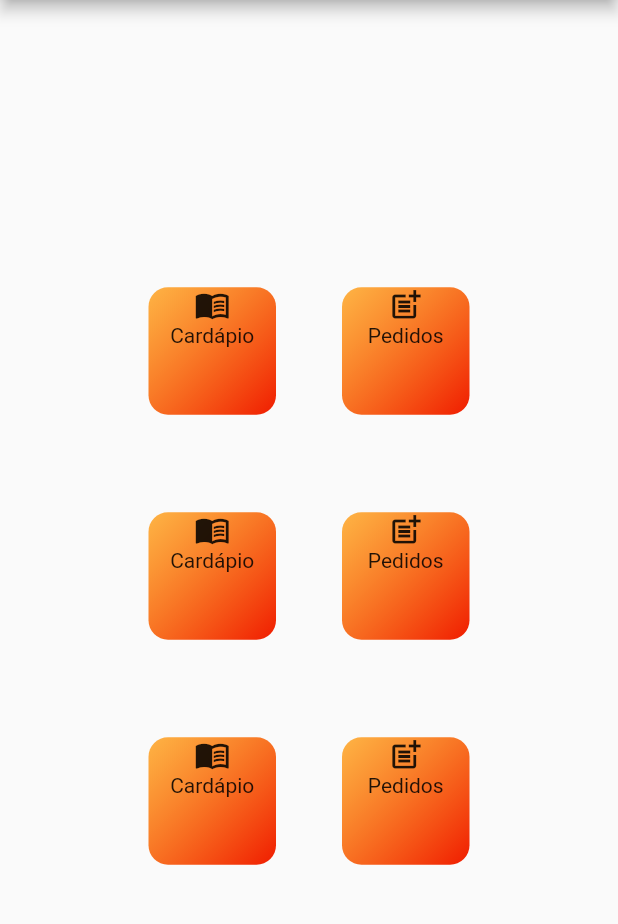
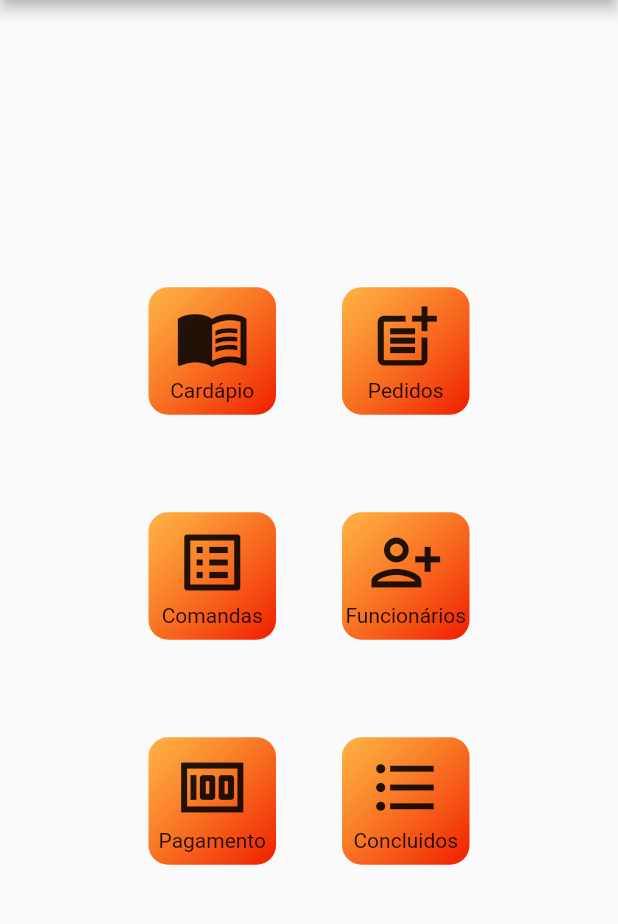
Before and after one commit to PatrickIssl/ProjetoQoSystems, a Flutter app: the Home screen opened by its route, on a phone screen of 412 x 824 dp, the part 84-1008 px from its top. Run offline on Flutter 3.47's test engine with Material 2 defaults, Android fonts, the phone set to English and light mode, and no system bars; our stand-ins replace flutter_spinkit.

Commit message:
tela home quase pronta

```diff
--- a/lib/Screens/Home.dart
+++ b/lib/Screens/Home.dart
@@ -1,4 +1,5 @@
 import 'package:flutter/material.dart';
+import 'package:flutter/rendering.dart';
 import 'package:qosystem/globals/communs/Drawer.dart';
 import 'package:qosystem/globals/variaveis.dart' as variaveis;
 
@@ -50,8 +51,10 @@ class _HomeState extends State<Home> {
                     width: 85,
                     child: Center(
                       child: Column(
+                        mainAxisAlignment: MainAxisAlignment.center,
                         children: <Widget>[
-                          Icon(Icons.menu_book),
+                          Icon(Icons.menu_book, size: 50,),
+                          SizedBox(height: 2,),
                           Text("Cardápio")
                         ],
                       ),
@@ -78,8 +81,10 @@ class _HomeState extends State<Home> {
                     width: 85,
                     child: Center(
                       child: Column(
+                        mainAxisAlignment: MainAxisAlignment.center,
                         children: <Widget>[
-                          Icon(Icons.post_add),
+                          Icon(Icons.post_add, size: 50,),
+                          SizedBox(height: 2),
                           Text("Pedidos")
                         ],
                       ),
@@ -112,9 +117,11 @@ class _HomeState extends State<Home> {
                     width: 85,
                     child: Center(
                       child: Column(
+                        mainAxisAlignment: MainAxisAlignment.center,
                         children: <Widget>[
-                          Icon(Icons.menu_book),
-                          Text("Cardápio")
+                          Icon(Icons.list_alt ,size: 50,),
+                          SizedBox(height: 2),
+                          Text("Comandas")
                         ],
                       ),
                     ),
@@ -140,9 +147,11 @@ class _HomeState extends State<Home> {
                     width: 85,
                     child: Center(
                       child: Column(
+                        mainAxisAlignment: MainAxisAlignment.center,
                         children: <Widget>[
-                          Icon(Icons.post_add),
-                          Text("Pedidos")
+                          Icon(Icons.person_add_alt_1_outlined, size: 50,),
+                          SizedBox(height: 2),
+                          Text("Funcionários")
                         ],
                       ),
                     ),
@@ -174,9 +183,11 @@ class _HomeState extends State<Home> {
                     width: 85,
                     child: Center(
                       child: Column(
+                        mainAxisAlignment: MainAxisAlignment.center,
                         children: <Widget>[
-                          Icon(Icons.menu_book),
-                          Text("Cardápio")
+                          Icon(Icons.money, size: 50,),
+                          SizedBox(height: 2),
+                          Text("Pagamento")
                         ],
                       ),
                     ),
@@ -202,9 +213,11 @@ class _HomeState extends State<Home> {
                     width: 85,
                     child: Center(
                       child: Column(
+                        mainAxisAlignment: MainAxisAlignment.center,
                         children: <Widget>[
-                          Icon(Icons.post_add),
-                          Text("Pedidos")
+                          Icon(Icons.format_list_bulleted, size: 50,),
+                          SizedBox(height: 2),
+                          Text("Concluidos")
                         ],
                       ),
                     ),
--- a/lib/Screens/TelaMfa.dart
+++ b/lib/Screens/TelaMfa.dart
@@ -91,7 +91,6 @@ class _TelaMfaState extends State<TelaMfa> {
                                           }
                                           return null;
                                         },
-                                        keyboardType: TextInputType.number,
                                         textAlign: TextAlign.center,
                                         decoration: InputDecoration(
                                           border: new OutlineInputBorder(
@@ -125,7 +124,6 @@ class _TelaMfaState extends State<TelaMfa> {
                                           }
                                           return null;
                                         },
-                                        keyboardType: TextInputType.number,
                                         textAlign: TextAlign.center,
                                         decoration: InputDecoration(
                                           border: new OutlineInputBorder(
@@ -159,7 +157,6 @@ class _TelaMfaState extends State<TelaMfa> {
                                           }
                                           return null;
                                         },
-                                        keyboardType: TextInputType.number,
                                         textAlign: TextAlign.center,
                                         decoration: InputDecoration(
                                           border: new OutlineInputBorder(
@@ -193,7 +190,6 @@ class _TelaMfaState extends State<TelaMfa> {
                                           }
                                           return null;
                                         },
-                                        keyboardType: TextInputType.number,
                                         textAlign: TextAlign.center,
                                         decoration: InputDecoration(
                                           border: new OutlineInputBorder(
@@ -227,7 +223,6 @@ class _TelaMfaState extends State<TelaMfa> {
                                           }
                                           return null;
                                         },
-                                        keyboardType: TextInputType.number,
                                         textAlign: TextAlign.center,
                                         decoration: InputDecoration(
                                           border: new OutlineInputBorder(
@@ -255,7 +250,6 @@ class _TelaMfaState extends State<TelaMfa> {
                                 GestureDetector(
                                   onTap: () {
                                     enviarCodigo(context, conta);
-                                    print("enviado");
                                   },
                                   child: Text(
                                     "Enviar o código novamente",
--- a/lib/globals/metodos/Mfa.dart
+++ b/lib/globals/metodos/Mfa.dart
@@ -5,7 +5,7 @@ import 'package:http/http.dart' as http;
 
 enviarCodigo(context, Conta conta) async {
   http.Response response = await http.get(
-      "${variaveis.url}mfa/buscar/${conta.mfa}/${conta.id}",
+      "${variaveis.url}mfa/buscar/${conta.mfa}/${conta.idconta}",
       headers: variaveis.headerComum);
   if (response.statusCode == 200) {
     ScaffoldMessenger.of(context).showSnackBar(SnackBar(
```
Also changed, not shown: 1 other file.
